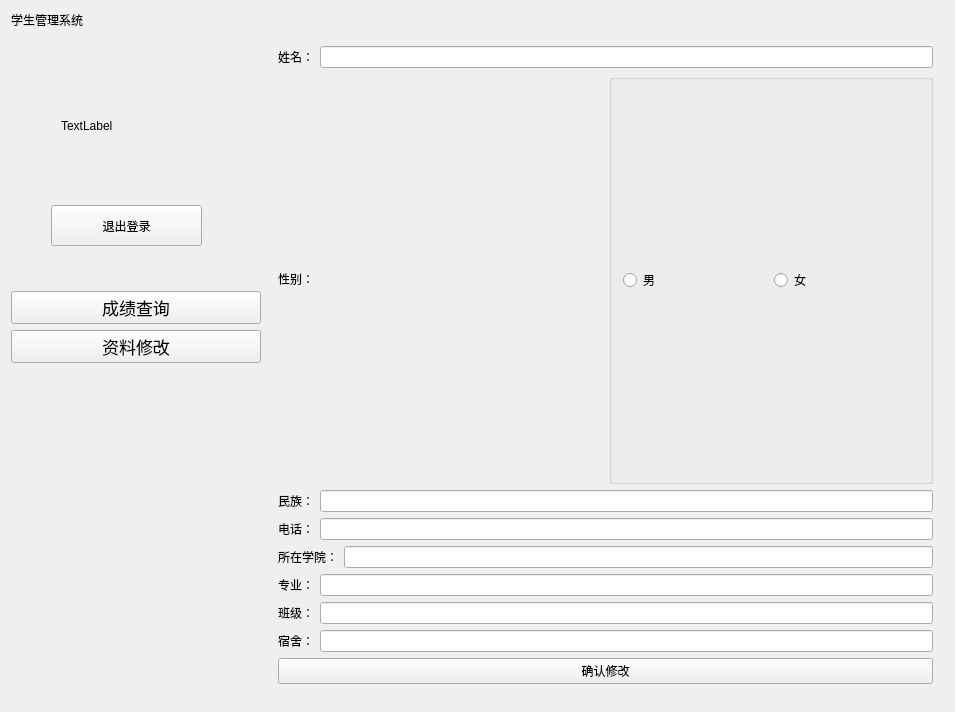
Qt form StuVsProject/StuWidget.ui (ZiYiWang-create/stuVsProject) before a commit.
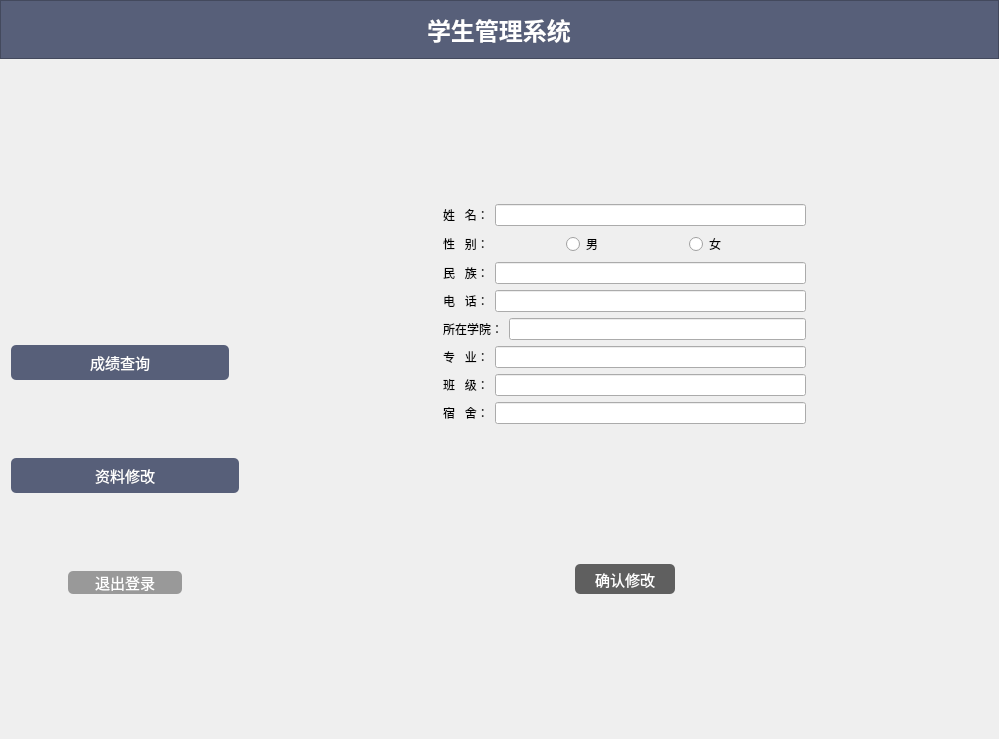
The same form after that commit. The open tabs and pages were chosen to show the change. Icons and pictures are not drawn.

The edit to the form file:
```diff
--- a/StuVsProject/StuWidget.ui
+++ b/StuVsProject/StuWidget.ui
@@ -6,15 +6,44 @@
    <rect>
     <x>0</x>
     <y>0</y>
-    <width>955</width>
-    <height>712</height>
+    <width>999</width>
+    <height>739</height>
    </rect>
   </property>
   <property name="windowTitle">
    <string>StuWidget</string>
   </property>
-  <layout class="QVBoxLayout" name="verticalLayout_11">
+  <layout class="QVBoxLayout" name="verticalLayout_2">
+   <property name="spacing">
+    <number>0</number>
+   </property>
+   <property name="leftMargin">
+    <number>0</number>
+   </property>
+   <property name="topMargin">
+    <number>0</number>
+   </property>
+   <property name="rightMargin">
+    <number>0</number>
+   </property>
+   <property name="bottomMargin">
+    <number>0</number>
+   </property>
    <item>
+    <widget class="QFrame" name="frame">
+     <property name="styleSheet">
+      <string notr="true">background:rgb(87, 95, 121);
+color:white;
+font-size:15px;</string>
+     </property>
+     <property name="frameShape">
+      <enum>QFrame::StyledPanel</enum>
+     </property>
+     <property name="frameShadow">
+      <enum>QFrame::Raised</enum>
+     </property>
+     <layout class="QGridLayout" name="gridLayout_2">
+      <item row="0" column="0" alignment="Qt::AlignHCenter">
     <widget class="QLabel" name="label_2">
      <property name="maximumSize">
       <size>
@@ -23,12 +52,18 @@
       </size>
      </property>
      <property name="text">
-      <string>学生管理系统</string>
-     </property>
+         <string>&lt;html&gt;&lt;head/&gt;&lt;body&gt;&lt;p&gt;&lt;span style=&quot; font-size:18pt; font-weight:600;&quot;&gt;学生管理系统&lt;/span&gt;&lt;/p&gt;&lt;/body&gt;&lt;/html&gt;</string>
+        </property>
+       </widget>
+      </item>
+     </layout>
     </widget>
    </item>
    <item>
     <layout class="QHBoxLayout" name="horizontalLayout">
+     <property name="spacing">
+      <number>0</number>
+     </property>
      <item>
       <widget class="QWidget" name="widget_2" native="true">
        <property name="minimumSize">
@@ -47,56 +82,18 @@
         <string notr="true"/>
        </property>
        <layout class="QVBoxLayout" name="verticalLayout">
-        <property name="leftMargin">
-         <number>0</number>
-        </property>
-        <property name="topMargin">
-         <number>0</number>
-        </property>
-        <property name="rightMargin">
-         <number>0</number>
-        </property>
-        <property name="bottomMargin">
-         <number>0</number>
-        </property>
         <item>
-         <widget class="QWidget" name="widget_4" native="true">
-          <property name="minimumSize">
+         <spacer name="verticalSpacer_3">
+          <property name="orientation">
+           <enum>Qt::Vertical</enum>
+          </property>
+          <property name="sizeHint" stdset="0">
            <size>
-            <width>0</width>
-            <height>250</height>
+            <width>20</width>
+            <height>275</height>
            </size>
           </property>
-          <widget class="QPushButton" name="exitBtn">
-           <property name="geometry">
-            <rect>
-             <x>40</x>
-             <y>170</y>
-             <width>151</width>
-             <height>41</height>
-            </rect>
-           </property>
-           <property name="text">
-            <string>退出登录</string>
-           </property>
-          </widget>
-          <widget class="QLabel" name="label">
-           <property name="geometry">
-            <rect>
-             <x>50</x>
-             <y>20</y>
-             <width>151</width>
-             <height>141</height>
-            </rect>
-           </property>
-           <property name="styleSheet">
-            <string notr="true"/>
-           </property>
-           <property name="text">
-            <string>TextLabel</string>
-           </property>
-          </widget>
-         </widget>
+         </spacer>
         </item>
         <item>
          <widget class="QPushButton" name="ScoreSearchBtn">
@@ -108,39 +105,71 @@
           </property>
           <property name="minimumSize">
            <size>
-            <width>93</width>
-            <height>0</height>
+            <width>218</width>
+            <height>35</height>
+           </size>
+          </property>
+          <property name="maximumSize">
+           <size>
+            <width>96</width>
+            <height>35</height>
            </size>
           </property>
           <property name="font">
            <font>
-            <pointsize>13</pointsize>
+            <pointsize>-1</pointsize>
            </font>
           </property>
           <property name="autoFillBackground">
            <bool>false</bool>
           </property>
           <property name="styleSheet">
-           <string notr="true"/>
+           <string notr="true">QPushButton{
+border-radius:5px;
+background:rgb(87, 95, 121);
+color:white;
+font-size:15px;}
+</string>
           </property>
           <property name="text">
            <string>成绩查询</string>
           </property>
          </widget>
         </item>
+        <item>
+         <spacer name="verticalSpacer_2">
+          <property name="orientation">
+           <enum>Qt::Vertical</enum>
+          </property>
+          <property name="sizeHint" stdset="0">
+           <size>
+            <width>20</width>
+            <height>52</height>
+           </size>
+          </property>
+         </spacer>
+        </item>
         <item>
          <widget class="QPushButton" name="modifyBtn">
           <property name="minimumSize">
            <size>
             <width>93</width>
-            <height>0</height>
+            <height>35</height>
            </size>
           </property>
           <property name="font">
            <font>
-            <pointsize>13</pointsize>
+            <pointsize>-1</pointsize>
            </font>
           </property>
+          <property name="styleSheet">
+           <string notr="true">QPushButton{
+border-radius:5px;
+background:rgb(87, 95, 121);
+color:white;
+font-size:15px;}
+</string>
+          </property>
           <property name="text">
            <string>资料修改</string>
           </property>
@@ -154,7 +183,77 @@
           <property name="sizeHint" stdset="0">
            <size>
             <width>20</width>
-            <height>40</height>
+            <height>52</height>
+           </size>
+          </property>
+         </spacer>
+        </item>
+        <item>
+         <layout class="QHBoxLayout" name="horizontalLayout_12" stretch="1,2,1">
+          <item>
+           <spacer name="horizontalSpacer">
+            <property name="orientation">
+             <enum>Qt::Horizontal</enum>
+            </property>
+            <property name="sizeHint" stdset="0">
+             <size>
+              <width>20</width>
+              <height>20</height>
+             </size>
+            </property>
+           </spacer>
+          </item>
+          <item>
+           <widget class="QPushButton" name="exitBtn">
+            <property name="minimumSize">
+             <size>
+              <width>50</width>
+              <height>20</height>
+             </size>
+            </property>
+            <property name="maximumSize">
+             <size>
+              <width>150</width>
+              <height>16777215</height>
+             </size>
+            </property>
+            <property name="styleSheet">
+             <string notr="true">QPushButton{
+border-radius:5px;
+background:rgb(153, 153, 153);
+color:white;
+font-size:15px;}
+</string>
+            </property>
+            <property name="text">
+             <string>退出登录</string>
+            </property>
+           </widget>
+          </item>
+          <item>
+           <spacer name="horizontalSpacer_2">
+            <property name="orientation">
+             <enum>Qt::Horizontal</enum>
+            </property>
+            <property name="sizeHint" stdset="0">
+             <size>
+              <width>40</width>
+              <height>20</height>
+             </size>
+            </property>
+           </spacer>
+          </item>
+         </layout>
+        </item>
+        <item>
+         <spacer name="verticalSpacer_4">
+          <property name="orientation">
+           <enum>Qt::Vertical</enum>
+          </property>
+          <property name="sizeHint" stdset="0">
+           <size>
+            <width>20</width>
+            <height>134</height>
            </size>
           </property>
          </spacer>
@@ -164,21 +263,13 @@
      </item>
      <item>
       <widget class="QStackedWidget" name="stackedWidget">
-       <widget class="QWidget" name="blankPage">
-        <widget class="QLabel" name="label_3">
-         <property name="geometry">
-          <rect>
-           <x>170</x>
-           <y>250</y>
-           <width>72</width>
-           <height>15</height>
-          </rect>
-         </property>
-         <property name="text">
-          <string>blank</string>
-         </property>
-        </widget>
-       </widget>
+       <property name="styleSheet">
+        <string notr="true">QWidget#blankPage{border-image: url(:/online/Resources/QQ图片20191231101937.jpg);}</string>
+       </property>
+       <property name="currentIndex">
+        <number>1</number>
+       </property>
+       <widget class="QWidget" name="blankPage"/>
        <widget class="QWidget" name="searchPage">
         <widget class="QTableWidget" name="tableWidget">
          <property name="geometry">
@@ -205,13 +296,32 @@
         </widget>
        </widget>
        <widget class="QWidget" name="modifyPage">
-        <layout class="QGridLayout" name="gridLayout">
-         <item row="0" column="0">
-          <layout class="QHBoxLayout" name="horizontalLayout_4">
+        <layout class="QVBoxLayout" name="verticalLayout_6" stretch="11,1">
+         <item>
+          <layout class="QHBoxLayout" name="horizontalLayout_11" stretch="1,2,1">
+           <item>
+            <spacer name="horizontalSpacer_5">
+             <property name="orientation">
+              <enum>Qt::Horizontal</enum>
+             </property>
+             <property name="sizeHint" stdset="0">
+              <size>
+               <width>40</width>
+               <height>20</height>
+              </size>
+             </property>
+            </spacer>
+           </item>
+           <item>
+            <layout class="QVBoxLayout" name="verticalLayout_5">
+             <item>
+              <layout class="QVBoxLayout" name="verticalLayout_4">
+               <item>
+                <layout class="QHBoxLayout" name="horizontalLayout_10">
            <item>
             <widget class="QLabel" name="label_6">
              <property name="text">
-              <string>姓名：</string>
+                    <string>姓   名：</string>
              </property>
             </widget>
            </item>
@@ -220,21 +330,15 @@
            </item>
           </layout>
          </item>
-         <item row="1" column="0">
-          <layout class="QHBoxLayout" name="horizontalLayout_11">
+               <item>
+                <layout class="QHBoxLayout" name="horizontalLayout_4">
            <item>
             <widget class="QLabel" name="label_5">
              <property name="text">
-              <string>性别：</string>
+                    <string>性   别：</string>
              </property>
             </widget>
            </item>
-           <item>
-            <widget class="QGroupBox" name="groupBox">
-             <property name="title">
-              <string/>
-             </property>
-             <layout class="QHBoxLayout" name="horizontalLayout_10">
               <item>
                <widget class="QRadioButton" name="manRadioBtn">
                 <property name="text">
@@ -250,16 +354,13 @@
                </widget>
               </item>
              </layout>
-            </widget>
-           </item>
-          </layout>
-         </item>
-         <item row="2" column="0">
+               </item>
+               <item>
           <layout class="QHBoxLayout" name="horizontalLayout_5">
            <item>
             <widget class="QLabel" name="nativelabel">
              <property name="text">
-              <string>民族：</string>
+                    <string>民   族：</string>
              </property>
             </widget>
            </item>
@@ -268,12 +369,12 @@
            </item>
           </layout>
          </item>
-         <item row="3" column="0">
+               <item>
           <layout class="QHBoxLayout" name="horizontalLayout_3">
            <item>
             <widget class="QLabel" name="label_4">
              <property name="text">
-              <string>电话：</string>
+                    <string>电   话：</string>
              </property>
             </widget>
            </item>
@@ -282,7 +383,7 @@
            </item>
           </layout>
          </item>
-         <item row="4" column="0">
+               <item>
           <layout class="QHBoxLayout" name="horizontalLayout_6">
            <item>
             <widget class="QLabel" name="label_7">
@@ -296,12 +397,12 @@
            </item>
           </layout>
          </item>
-         <item row="5" column="0">
+               <item>
           <layout class="QHBoxLayout" name="horizontalLayout_7">
            <item>
             <widget class="QLabel" name="label_8">
              <property name="text">
-              <string>专业：</string>
+                    <string>专   业：</string>
              </property>
             </widget>
            </item>
@@ -310,12 +411,12 @@
            </item>
           </layout>
          </item>
-         <item row="6" column="0">
+               <item>
           <layout class="QHBoxLayout" name="horizontalLayout_8">
            <item>
             <widget class="QLabel" name="label_9">
              <property name="text">
-              <string>班级：</string>
+                    <string>班   级：</string>
              </property>
             </widget>
            </item>
@@ -324,12 +425,12 @@
            </item>
           </layout>
          </item>
-         <item row="7" column="0">
+               <item>
           <layout class="QHBoxLayout" name="horizontalLayout_9">
            <item>
             <widget class="QLabel" name="label_10">
              <property name="text">
-              <string>宿舍：</string>
+                    <string>宿   舍：</string>
              </property>
             </widget>
            </item>
@@ -338,13 +439,82 @@
            </item>
           </layout>
          </item>
-         <item row="8" column="0">
+              </layout>
+             </item>
+            </layout>
+           </item>
+           <item>
+            <spacer name="horizontalSpacer_6">
+             <property name="orientation">
+              <enum>Qt::Horizontal</enum>
+             </property>
+             <property name="sizeHint" stdset="0">
+              <size>
+               <width>40</width>
+               <height>20</height>
+              </size>
+             </property>
+            </spacer>
+           </item>
+          </layout>
+         </item>
+         <item>
+          <layout class="QHBoxLayout" name="horizontalLayout_14">
+           <item>
+            <spacer name="horizontalSpacer_7">
+             <property name="orientation">
+              <enum>Qt::Horizontal</enum>
+             </property>
+             <property name="sizeHint" stdset="0">
+              <size>
+               <width>40</width>
+               <height>20</height>
+              </size>
+             </property>
+            </spacer>
+           </item>
+           <item>
           <widget class="QPushButton" name="sureBtn">
+             <property name="minimumSize">
+              <size>
+               <width>100</width>
+               <height>30</height>
+              </size>
+             </property>
+             <property name="maximumSize">
+              <size>
+               <width>100</width>
+               <height>30</height>
+              </size>
+             </property>
+             <property name="styleSheet">
+              <string notr="true">QPushButton{
+border-radius:5px;
+color:white;
+	background-color: rgb(95, 95, 95);
+font-size:15px;}
+</string>
+             </property>
            <property name="text">
             <string>确认修改</string>
            </property>
           </widget>
          </item>
+           <item>
+            <spacer name="horizontalSpacer_8">
+             <property name="orientation">
+              <enum>Qt::Horizontal</enum>
+             </property>
+             <property name="sizeHint" stdset="0">
+              <size>
+               <width>40</width>
+               <height>20</height>
+              </size>
+             </property>
+            </spacer>
+           </item>
+          </layout>
+         </item>
         </layout>
        </widget>
       </widget>
```
Left out of the diff: 104 changed lines with no effect on the pictures. Lines whose indentation alone changed are shown as unchanged.
